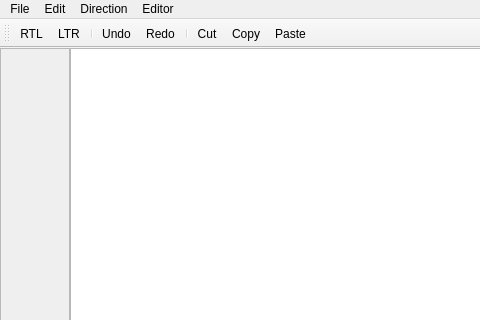
Qt form ui/mainWindow.ui (OmarMogahed2020/pencil) before a commit; both pictures show x 0 to 480 and y 0 to 320 of the 1020 by 623 pixel window.
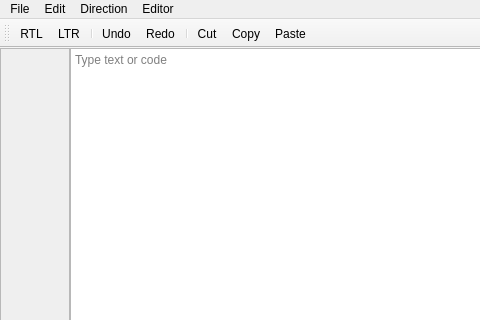
The same form after that commit.

```diff
--- a/ui/mainWindow.ui
+++ b/ui/mainWindow.ui
@@ -78,7 +78,7 @@
 li.unchecked::marker { content: &quot;\2610&quot;; }
 li.checked::marker { content: &quot;\2612&quot;; }
 &lt;/style&gt;&lt;/head&gt;&lt;body style=&quot; font-family:'Ubuntu Sans'; font-size:11pt; font-weight:400; font-style:normal;&quot;&gt;
-&lt;p style=&quot; margin-top:0px; margin-bottom:500px; margin-left:0px; margin-right:0px; -qt-block-indent:0; text-indent:0px;&quot;&gt; &lt;/p&gt;&lt;/body&gt;&lt;/html&gt;</string>
+&lt;p style=&quot;-qt-paragraph-type:empty; margin-top:0px; margin-bottom:0px; margin-left:0px; margin-right:0px; -qt-block-indent:0; text-indent:0px;&quot;&gt;&lt;br /&gt;&lt;/p&gt;&lt;/body&gt;&lt;/html&gt;</string>
           </property>
           <property name="placeholderText">
            <string>Type text or code</string>
```
